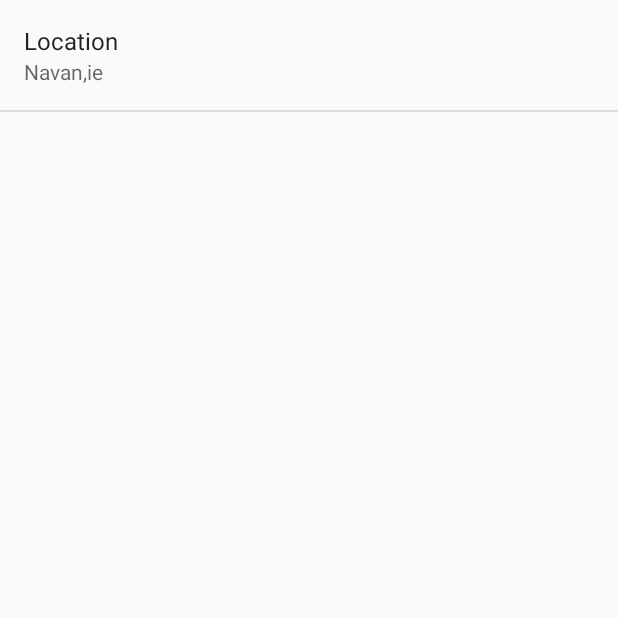
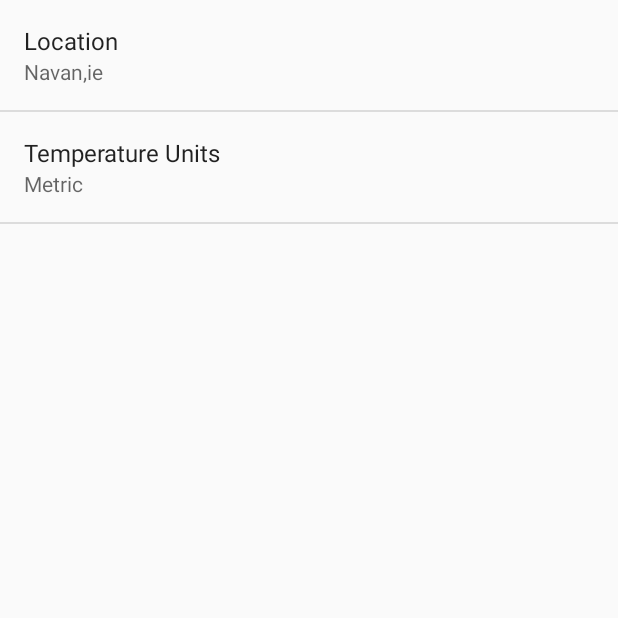
Before and after one commit to BarryHoll/Sunshine, an Android app: the SettingsActivity screen opened directly, with no data from a screen before it, on a phone screen of 412 x 824 dp, the top half of it. Run offline under Robolectric (Android 15) with nearby library versions, the phone set to English and light mode, and no system bars.

Commit message:
Added temperature unit functionality.

```diff
--- a/app/src/main/java/com/example/android/sunshine/app/SettingsActivity.java
+++ b/app/src/main/java/com/example/android/sunshine/app/SettingsActivity.java
@@ -26,6 +26,7 @@ public class SettingsActivity extends PreferenceActivity
         // For all preferences, attach an OnPreferenceChangeListener so the UI summary can be
         // updated when the preference changes.
         bindPreferenceSummaryToValue(findPreference(getString(R.string.pref_location_key)));
+        bindPreferenceSummaryToValue(findPreference(getString(R.string.pref_temperature_key)));
     }
 
     /**
--- /dev/null
+++ b/app/src/main/res/values/arrays.xml
@@ -0,0 +1,14 @@
+<?xml version="1.0" encoding="utf-8"?>
+<resources>
+
+    <string-array name="pref_temperature_options">
+        <item>@string/pref_temperature_label_metric</item>
+        <item>@string/pref_temperature_label_imperial</item>
+    </string-array>
+
+    <string-array name="pref_temperature_values">
+        <item>@string/pref_temperature_metric</item>
+        <item>@string/pref_temperature_imperial</item>
+    </string-array>
+
+</resources>
--- a/app/src/main/res/values/strings.xml
+++ b/app/src/main/res/values/strings.xml
@@ -10,5 +10,11 @@
     <string name="pref_location_label">Location</string>
     <string name="pref_location_key" translatable="false">location</string>
     <string name="pref_location_default" translatable="false">Navan,ie</string>
+    <string name="pref_temperature_label">Temperature Units</string>
+    <string name="pref_temperature_label_metric">Metric</string>
+    <string name="pref_temperature_label_imperial">Imperial</string>
+    <string name="pref_temperature_key">units</string>
+    <string name="pref_temperature_metric">metric</string>
+    <string name="pref_temperature_imperial">imperial</string>
 
 </resources>
--- a/app/src/main/res/xml/pref_general.xml
+++ b/app/src/main/res/xml/pref_general.xml
@@ -9,4 +9,11 @@
         android:inputType="text"
         android:singleLine="true" />
 
+    <ListPreference
+        android:key="@string/pref_temperature_key"
+        android:title="@string/pref_temperature_label"
+        android:entries="@array/pref_temperature_options"
+        android:entryValues="@array/pref_temperature_values"
+        android:defaultValue="@string/pref_temperature_metric" />
+
 </PreferenceScreen>
```
Also changed, not shown: app/src/main/java/com/example/android/sunshine/app/ForecastFragment.java (+12 -0 lines).
